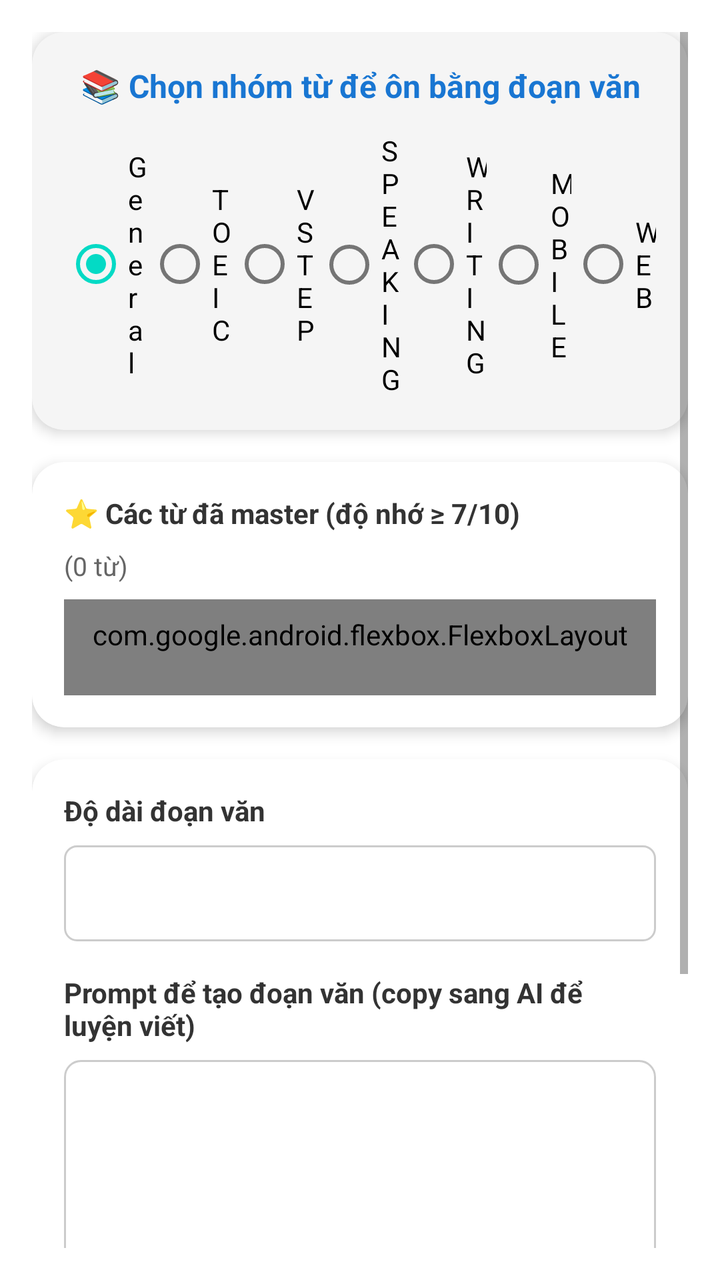
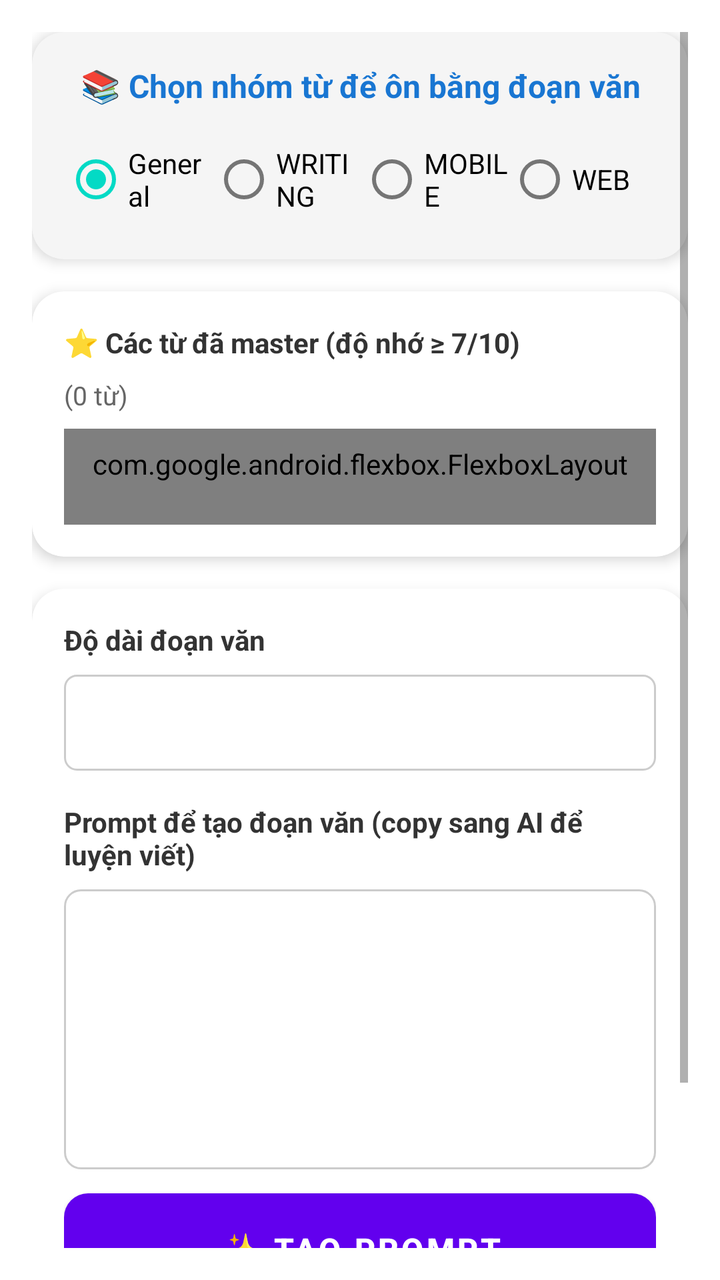

Screens rendered from an Android XML layout before and after an edit, with the pre-edit source and the edit as a unified diff.
<!-- AndroidManifest.xml: application theme Theme.SpecialEnglishLearningApp -->
<!-- res/layout/fragment_review.xml -->
<?xml version="1.0" encoding="utf-8"?>
<ScrollView xmlns:android="http://schemas.android.com/apk/res/android"
    xmlns:app="http://schemas.android.com/apk/res-auto"
    android:layout_width="match_parent"
    android:layout_height="match_parent"
    android:background="@android:color/white"
    android:padding="16dp">

    <LinearLayout
        android:layout_width="match_parent"
        android:layout_height="wrap_content"
        android:orientation="vertical">

        
        <com.google.android.material.card.MaterialCardView
            android:layout_width="match_parent"
            android:layout_height="wrap_content"
            android:layout_marginBottom="16dp"
            app:cardCornerRadius="16dp"
            app:cardElevation="4dp"
            app:cardBackgroundColor="#f5f5f5">

            <LinearLayout
                android:layout_width="match_parent"
                android:layout_height="wrap_content"
                android:orientation="vertical"
                android:padding="16dp">

                <TextView
                    android:layout_width="match_parent"
                    android:layout_height="wrap_content"
                    android:text="📚 Chọn nhóm từ để ôn bằng đoạn văn"
                    android:textSize="16sp"
                    android:textStyle="bold"
                    android:textColor="@color/blue_700"
                    android:layout_marginBottom="12dp"
                    android:gravity="center" />

                <RadioGroup
                    android:id="@+id/radioGroupCategory"
                    android:layout_width="match_parent"
                    android:layout_height="wrap_content"
                    android:orientation="horizontal"
                    android:gravity="center">

                    <RadioButton
                        android:id="@+id/radioGeneral"
                        android:layout_width="0dp"
                        android:layout_height="wrap_content"
                        android:layout_weight="1"
                        android:text="General"
                        android:checked="true" />

                    <RadioButton
                        android:id="@+id/radioToeic"
                        android:layout_width="0dp"
                        android:layout_height="wrap_content"
                        android:layout_weight="1"
                        android:text="TOEIC" />

                    <RadioButton
                        android:id="@+id/radioVstep"
                        android:layout_width="0dp"
                        android:layout_height="wrap_content"
                        android:layout_weight="1"
                        android:text="VSTEP" />

                    <RadioButton
                        android:id="@+id/radioSpeaking"
                        android:layout_width="0dp"
                        android:layout_height="wrap_content"
                        android:layout_weight="1"
                        android:text="SPEAKING" />

                    <RadioButton
                        android:id="@+id/radioWriting"
                        android:layout_width="0dp"
                        android:layout_height="wrap_content"
                        android:layout_weight="1"
                        android:text="WRITING" />

                    <RadioButton
                        android:id="@+id/radioMobile"
                        android:layout_width="0dp"
                        android:layout_height="wrap_content"
                        android:layout_weight="1"
                        android:text="MOBILE" />

                    <RadioButton
                        android:id="@+id/radioWeb"
                        android:layout_width="0dp"
                        android:layout_height="wrap_content"
                        android:layout_weight="1"
                        android:text="WEB" />

                </RadioGroup>

            </LinearLayout>

        </com.google.android.material.card.MaterialCardView>

        
        <com.google.android.material.card.MaterialCardView
            android:layout_width="match_parent"
            android:layout_height="wrap_content"
            android:layout_marginBottom="16dp"
            app:cardCornerRadius="16dp"
            app:cardElevation="4dp"
            app:cardBackgroundColor="@android:color/white">

            <LinearLayout
                android:layout_width="match_parent"
                android:layout_height="wrap_content"
                android:orientation="vertical"
                android:padding="16dp">

                <TextView
                    android:layout_width="match_parent"
                    android:layout_height="wrap_content"
                    android:text="⭐ Các từ đã master (độ nhớ ≥ 7/10)"
                    android:textSize="14sp"
                    android:textStyle="bold"
                    android:textColor="#333"
                    android:layout_marginBottom="8dp" />

                <TextView
                    android:id="@+id/textWordsCount"
                    android:layout_width="match_parent"
                    android:layout_height="wrap_content"
                    android:text="(0 từ)"
                    android:textSize="13sp"
                    android:textColor="#666"
                    android:layout_marginBottom="8dp" />

                <com.google.android.flexbox.FlexboxLayout
                    android:id="@+id/flexboxMasteredWords"
                    android:layout_width="match_parent"
                    android:layout_height="wrap_content"
                    android:minHeight="48dp"
                    android:padding="8dp"
                    android:background="@drawable/bg_words_container"
                    app:flexWrap="wrap"
                    app:alignItems="flex_start"
                    app:justifyContent="flex_start" />

            </LinearLayout>

        </com.google.android.material.card.MaterialCardView>

        
        <com.google.android.material.card.MaterialCardView
            android:layout_width="match_parent"
            android:layout_height="wrap_content"
            android:layout_marginBottom="16dp"
            app:cardCornerRadius="16dp"
            app:cardElevation="4dp"
            app:cardBackgroundColor="@android:color/white">

            <LinearLayout
                android:layout_width="match_parent"
                android:layout_height="wrap_content"
                android:orientation="vertical"
                android:padding="16dp">

                
                <TextView
                    android:layout_width="match_parent"
                    android:layout_height="wrap_content"
                    android:text="Độ dài đoạn văn"
                    android:textSize="14sp"
                    android:textStyle="bold"
                    android:textColor="#333"
                    android:layout_marginBottom="8dp" />

                <Spinner
                    android:id="@+id/spinnerLength"
                    android:layout_width="match_parent"
                    android:layout_height="48dp"
                    android:layout_marginBottom="16dp"
                    android:background="@drawable/spinner_background"
                    android:padding="8dp" />

                
                <TextView
                    android:layout_width="match_parent"
                    android:layout_height="wrap_content"
                    android:text="Prompt để tạo đoạn văn (copy sang AI để luyện viết)"
                    android:textSize="14sp"
                    android:textStyle="bold"
                    android:textColor="#333"
                    android:layout_marginBottom="8dp" />

                
                <EditText
                    android:id="@+id/editTextPrompt"
                    android:layout_width="match_parent"
                    android:layout_height="wrap_content"
                    android:minHeight="140dp"
                    android:background="@drawable/bg_prompt_textarea"
                    android:padding="12dp"
                    android:textSize="14sp"
                    android:textColor="#333"
                    android:gravity="top|start"
                    android:inputType="textMultiLine"
                    android:focusable="true"
                    android:focusableInTouchMode="true"
                    android:scrollbars="vertical" />

                
                <Button
                    android:id="@+id/buttonGeneratePrompt"
                    android:layout_width="match_parent"
                    android:layout_height="56dp"
                    android:layout_marginTop="12dp"
                    android:text="✨ Tạo prompt"
                    android:textSize="16sp"
                    android:textStyle="bold"
                    android:background="@drawable/button_primary"
                    android:textColor="@color/white" />

                
                <Button
                    android:id="@+id/buttonCopyPrompt"
                    android:layout_width="match_parent"
                    android:layout_height="48dp"
                    android:layout_marginTop="8dp"
                    android:text="📋 Copy prompt"
                    android:textSize="14sp"
                    android:background="@drawable/button_secondary"
                    android:textColor="@color/white" />

            </LinearLayout>

        </com.google.android.material.card.MaterialCardView>

    </LinearLayout>

</ScrollView>
<!-- resources referenced by this layout -->
<resources>
  <color name="blue_700">#FF1976D2</color>
  <color name="white">#FFFFFFFF</color>
  <!-- drawable bg_prompt_textarea (drawable) -->
  <?xml version="1.0" encoding="utf-8"?>
  <shape xmlns:android="http://schemas.android.com/apk/res/android"
      android:shape="rectangle">
      <corners android:radius="8dp" />
      <stroke android:width="1dp" android:color="#ccc" />
      <solid android:color="#fff" />
  </shape>
  <!-- drawable bg_words_container (drawable) -->
  <?xml version="1.0" encoding="utf-8"?>
  <shape xmlns:android="http://schemas.android.com/apk/res/android"
      android:shape="rectangle">
      <corners android:radius="8dp" />
      <stroke android:width="1dp" android:color="#e0e0e0" />
      <solid android:color="#fafafa" />
  </shape>
  <!-- drawable button_primary (drawable) -->
  <?xml version="1.0" encoding="utf-8"?>
  <selector xmlns:android="http://schemas.android.com/apk/res/android">
      <item android:state_pressed="true">
          <shape android:shape="rectangle">
              <corners android:radius="12dp" />
              <solid android:color="@color/blue_500" />
          </shape>
      </item>
      <item>
          <shape android:shape="rectangle">
              <corners android:radius="12dp" />
              <solid android:color="@color/blue_500" />
          </shape>
      </item>
  </selector>
  <!-- drawable button_secondary (drawable) -->
  <?xml version="1.0" encoding="utf-8"?>
  <selector xmlns:android="http://schemas.android.com/apk/res/android">
      <item android:state_pressed="true">
          <shape android:shape="rectangle">
              <corners android:radius="12dp" />
              <solid android:color="@color/gray_700" />
          </shape>
      </item>
      <item>
          <shape android:shape="rectangle">
              <corners android:radius="12dp" />
              <solid android:color="@color/gray_500" />
          </shape>
      </item>
  </selector>
  <!-- drawable spinner_background (drawable) -->
  <?xml version="1.0" encoding="utf-8"?>
  <shape xmlns:android="http://schemas.android.com/apk/res/android"
      android:shape="rectangle">
      <corners android:radius="6dp" />
      <stroke android:width="1dp" android:color="#ccc" />
      <solid android:color="#fff" />
  </shape>
  <style name="Theme.SpecialEnglishLearningApp" parent="Theme.MaterialComponents.DayNight.DarkActionBar">
          
          <item name="colorPrimary">@color/purple_500</item>
          <item name="colorPrimaryVariant">@color/purple_700</item>
          <item name="colorOnPrimary">@color/white</item>
          
          <item name="colorSecondary">@color/teal_200</item>
          <item name="colorSecondaryVariant">@color/teal_700</item>
          <item name="colorOnSecondary">@color/black</item>
          
          <item name="android:statusBarColor">?attr/colorPrimaryVariant</item>
          
      </style>
  <color name="blue_500">#FF2196F3</color>
  <color name="gray_700">#FF616161</color>
  <color name="gray_500">#FF9E9E9E</color>
  <color name="purple_500">#FF6200EE</color>
  <color name="purple_700">#FF3700B3</color>
  <color name="teal_200">#FF03DAC5</color>
  <color name="teal_700">#FF018786</color>
  <color name="black">#FF000000</color>
</resources>

<!-- the commit's change to res/layout/fragment_review.xml (unified diff, before → after) -->
@@ -52,27 +52,6 @@
                         android:checked="true" />
 
                     <RadioButton
-                        android:id="@+id/radioToeic"
-                        android:layout_width="0dp"
-                        android:layout_height="wrap_content"
-                        android:layout_weight="1"
-                        android:text="TOEIC" />
-
-                    <RadioButton
-                        android:id="@+id/radioVstep"
-                        android:layout_width="0dp"
-                        android:layout_height="wrap_content"
-                        android:layout_weight="1"
-                        android:text="VSTEP" />
-
-                    <RadioButton
-                        android:id="@+id/radioSpeaking"
-                        android:layout_width="0dp"
-                        android:layout_height="wrap_content"
-                        android:layout_weight="1"
-                        android:text="SPEAKING" />
-
-                    <RadioButton
                         android:id="@+id/radioWriting"
                         android:layout_width="0dp"
                         android:layout_height="wrap_content"
